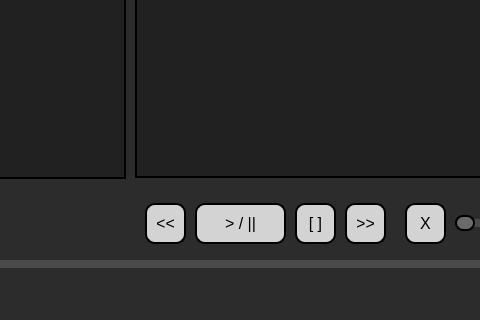
Old version of the form music-player-qt/mainwindow.ui in the repository juangonzalez22/music-player-qt; both pictures show x 155 to 635 and y 256 to 576 of the 1024 by 576 pixel window.
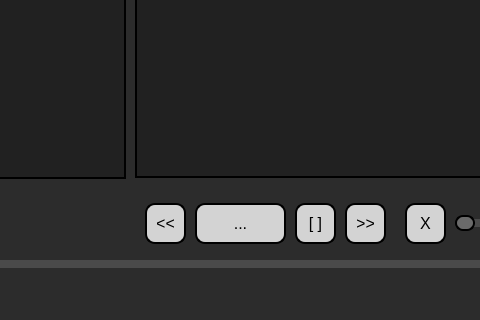
New version of the form.

Commit message:
Sistema de playlist completo
Se completó el sistema de Playlist que había iniciado Loyd. Ahora, se puede adelantar y retroceder

The edit to the form file:
```diff
--- a/music-player-qt/mainwindow.ui
+++ b/music-player-qt/mainwindow.ui
@@ -364,7 +364,7 @@
 }</string>
     </property>
     <property name="text">
-     <string>&gt; / ||</string>
+     <string>...</string>
     </property>
    </widget>
    <widget class="QTreeView" name="treeView">
```
The commit also changes 2 other files.
